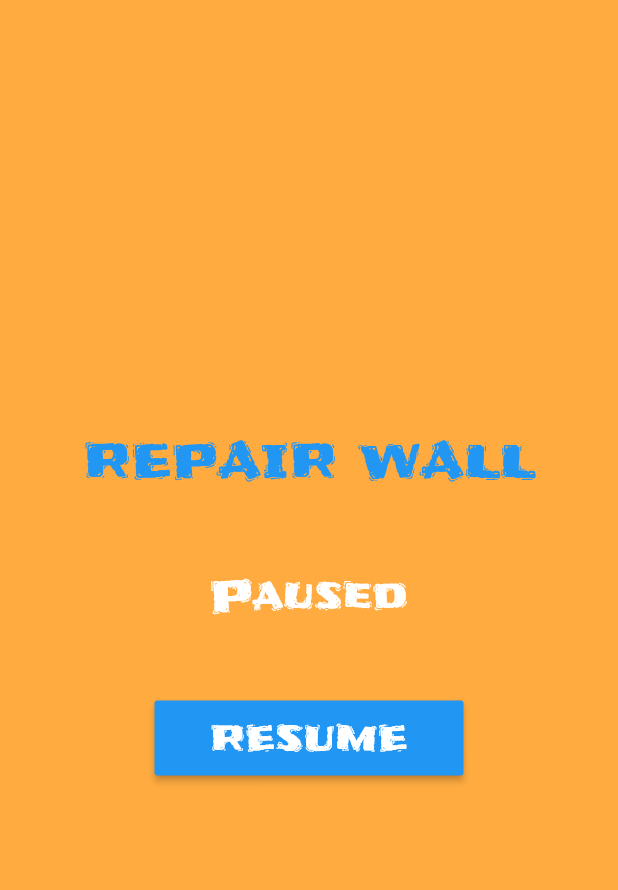
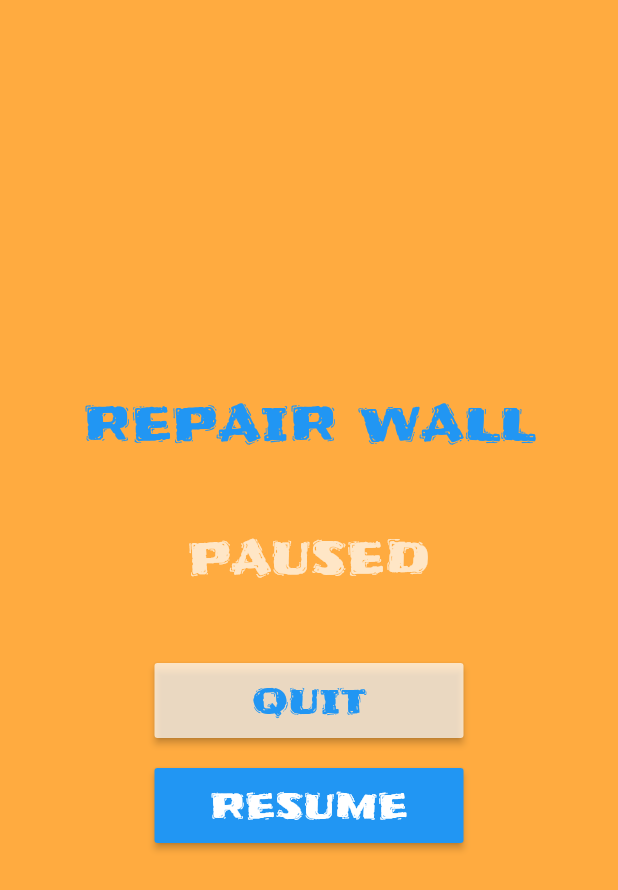
Before and after one commit to thevikke/fgj_2020, a Flutter app: the PauseScreen screen opened directly, on a phone screen of 412 x 824 dp. Shown: the top 890 px of the screen. Run offline on Flutter 3.47's test engine with Material 2 defaults, Android fonts, the phone set to English and light mode, and no system bars; our stand-ins replace flare_flutter, flutter_animation_progress_bar; missing offline and left inert: flutter_circular_text, nima.

Commit message:
Changes to navigation and Pause screen
Made initialRoute so that I can "quit" the game with  Navigator.popUntil(context, ModalRoute.withName('/'));
This will close all the routes until the initialRoute ("/")

```diff
--- a/lib/main.dart
+++ b/lib/main.dart
@@ -12,7 +12,12 @@ class MyApp extends StatelessWidget {
       debugShowCheckedModeBanner: false,
       darkTheme: ThemeData.dark(),
       title: 'Repair wall',
-      home: StartScreen(),
+      // When using [initialRoute] don't use [home] property
+      initialRoute: '/',
+      routes: {
+        // When navigating to the "/" route, build the FirstScreen widget.
+        '/': (context) => StartScreen(),
+      },
     );
   }
 }
--- a/lib/pause_screen.dart
+++ b/lib/pause_screen.dart
@@ -24,9 +24,9 @@ class PauseScreen extends StatelessWidget {
               height: 50,
             ),
             Text(
-              "Paused",
+              "PAUSED",
               style: TextStyle(
-                color: Colors.white,
+                color: Colors.white70,
                 fontSize: 28,
                 fontFamily: "Frijole",
               ),
@@ -39,13 +39,25 @@ class PauseScreen extends StatelessWidget {
               height: 50,
               child: BasicButton(
                 () {
+                  Navigator.popUntil(context, ModalRoute.withName('/'));
+                },
+                textColor: Colors.blue,
+                color: Colors.white70,
+                text: "QUIT",
+              ),
+            ),
+            const SizedBox(
+              height: 20,
+            ),
+            SizedBox(
+              width: _size.width / 2,
+              height: 50,
+              child: BasicButton(
+                () {
                   Navigator.of(context).pop();
                 },
                 text: "RESUME",
               ),
-            ),
-            const SizedBox(
-              height: 20,
             ),
           ],
         ),
```
